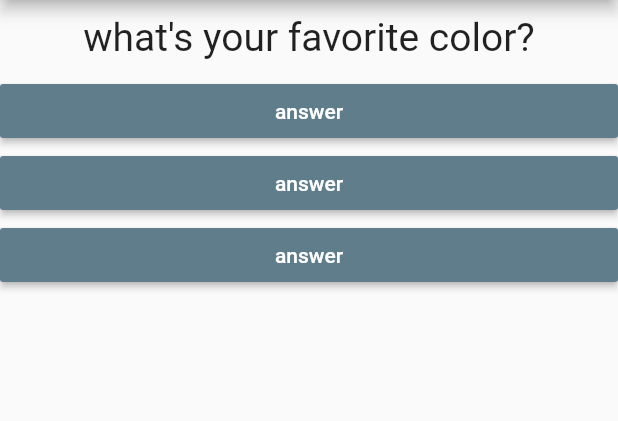
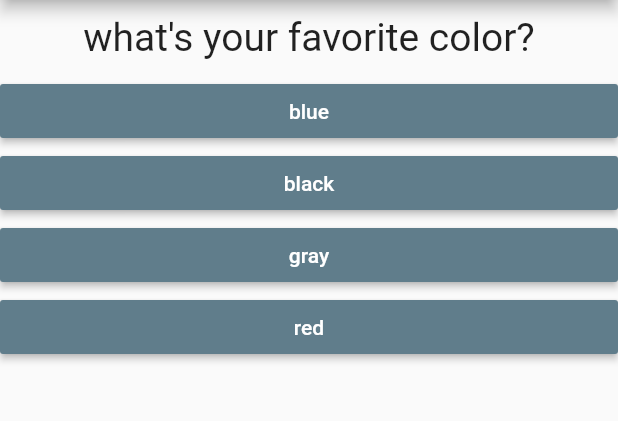
Before and after one commit to MohammedAljahdali/learning-flutter, a Flutter app: the screen it shows after launch, on a phone screen of 412 x 824 dp, the part 84-505 px from its top. Run offline on Flutter 3.47's test engine with Material 2 defaults, Android fonts, the phone set to English and light mode, and no system bars.

Commit message:
finshed the quiz app

```diff
--- a/my_first_app/lib/answer.dart
+++ b/my_first_app/lib/answer.dart
@@ -1,8 +1,22 @@
 import 'package:flutter/material.dart';
 
 class Answer extends StatelessWidget {
+  add(int value, int value2) {
+    return value + value2;
+  }
+
   final Function answerQuestion;
-  Answer(this.answerQuestion);
+  final String answerText;
+  Answer(this.answerQuestion, this.answerText);
+
+  // Answer (answerQuestion, answerText, score) {
+  //   answerQuestion = answerQuestion;
+  //   answerText = answerText;
+  //   answerScore = answerScore + score;
+  // }
+
+
+
 
   @override
   Widget build(BuildContext context) {
@@ -10,7 +24,7 @@ class Answer extends StatelessWidget {
       width: double.infinity,
       child: RaisedButton(
         color: Colors.blueGrey,
-        child: Text('answer'),
+        child: Text(answerText),
         onPressed: answerQuestion,
         textColor: Colors.white,
       ),
--- a/my_first_app/lib/main.dart
+++ b/my_first_app/lib/main.dart
@@ -1,7 +1,7 @@
 import 'package:flutter/material.dart';
 
-import './question.dart';
-import './answer.dart';
+import './result.dart';
+import './quiz.dart';
 
 void main() => runApp(MyFirstApp());
 
@@ -13,18 +13,49 @@ class MyFirstApp extends StatefulWidget {
 }
 
 class _MyFirstAppState extends State<MyFirstApp> {
-  var _questions = [
-    'what\'s your favorite color?',
-    'what\'s your favorite animal?',
-    'what\' is your favorite day?',
+  final _questions = const [
+    {
+      'questionText': 'what\'s your favorite color?',
+      'answers': [
+        {'text': 'blue', 'score': 10},
+        {'text': 'black', 'score': 8},
+        {'text': 'gray', 'score': 8},
+        {'text': 'red', 'score': 3}
+      ],
+    },
+    {
+      'questionText': 'what\'s your favorite animal?',
+      'answers': [
+        {'text': 'cats', 'score': 3},
+        {'text': 'dogs', 'score': 2},
+        {'text': 'lions', 'score': 5},
+        {'text': 'tigers', 'score': 7}
+      ],
+    },
+    {
+      'questionText': 'what\' is your favorite day?',
+      'answers': [
+        {'text': 'friday', 'score': 9},
+        {'text': 'sunday', 'score': 2},
+        {'text': 'wensday', 'score': 9},
+        {'text': 'thursday', 'score': 7}
+      ],
+    },
   ];
   var _questionIndex = 0;
-  void _answerQuestion() {
+  var _totalScore = 0;
+  void _answerQuestion(int score) {
+    _totalScore += score;
     setState(() {
       _questionIndex++;
-      if (_questionIndex == _questions.length) _questionIndex = 0;
     });
-    print('Answer chosen! Q=$_questionIndex');
+  }
+
+  void _resetIndex() {
+    setState(() {
+      _questionIndex = 0;
+      _totalScore = 0;
+    });
   }
 
   @override
@@ -34,16 +65,24 @@ class _MyFirstAppState extends State<MyFirstApp> {
         appBar: AppBar(
           title: Text('My First App'),
         ),
-        body: Column(
-          children: [
-            Question(
-              questionText: _questions[_questionIndex],
-            ),
-            Answer(_answerQuestion),
-            Answer(_answerQuestion),
-            Answer(_answerQuestion),
-          ],
-        ),
+        body: _questionIndex < _questions.length
+            ? Quiz(
+                answerQuestion: _answerQuestion,
+                questionIndex: _questionIndex,
+                questions: _questions,
+              )
+            // ? Column(
+            //     children: [
+            //       Question(
+            //         questionText: questions[_questionIndex]['questionText'],
+            //       ),
+            //       ...(questions[_questionIndex]['answers'] as List<String>)
+            //           .map((answer) {
+            //         return Answer(_answerQuestion, answer);
+            //       }).toList()
+            //     ],
+            //   )
+            : Result(_totalScore, _resetIndex),
       ),
     );
   }
--- /dev/null
+++ b/my_first_app/lib/quiz.dart
@@ -0,0 +1,29 @@
+import 'package:flutter/material.dart';
+
+import './answer.dart';
+import './question.dart';
+
+class Quiz extends StatelessWidget {
+  final questions;
+  final questionIndex;
+  final Function answerQuestion;
+
+  Quiz({
+    @required this.questions,
+    @required this.questionIndex,
+    @required this.answerQuestion,
+  });
+
+  @override
+  Widget build(BuildContext context) {
+    return Column(
+      children: [
+        Question(
+          questionText: questions[questionIndex]['questionText'],
+        ),
+        for (var answer in questions[questionIndex]['answers'])
+          Answer(() => answerQuestion(answer['score']), answer['text']),
+      ],
+    );
+  }
+}
--- a/my_first_app/pubspec.yaml
+++ b/my_first_app/pubspec.yaml
@@ -14,7 +14,7 @@ description: A new Flutter project.
 version: 1.0.0+1
 
 environment:
-  sdk: ">=2.1.0 <3.0.0"
+  sdk: ">=2.2.2 <3.0.0"
 
 dependencies:
   flutter:
```
Also changed, not shown: my_first_app/lib/result.dart (added, +37 -0 lines).
